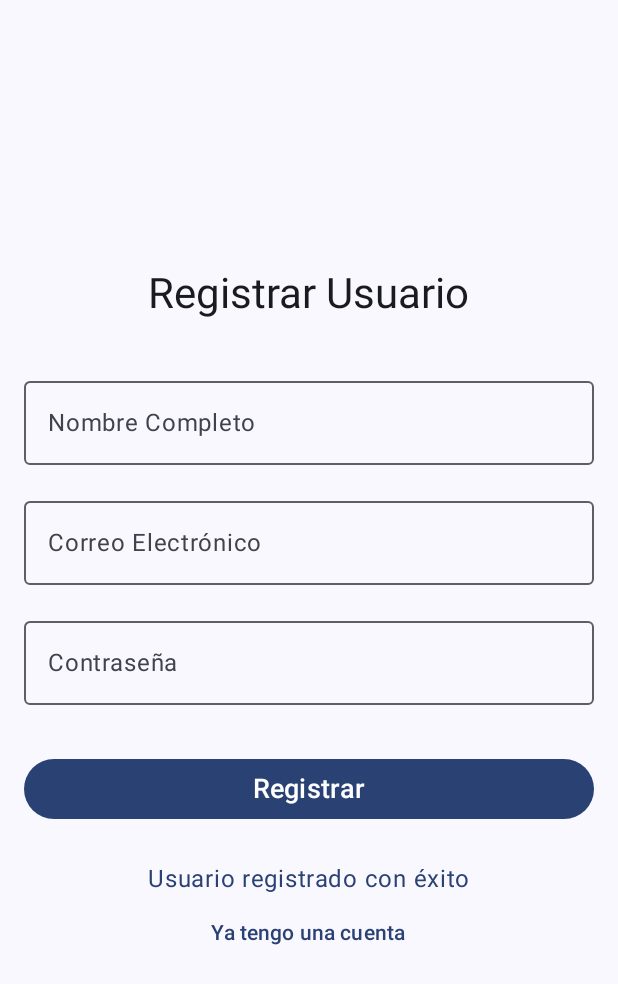
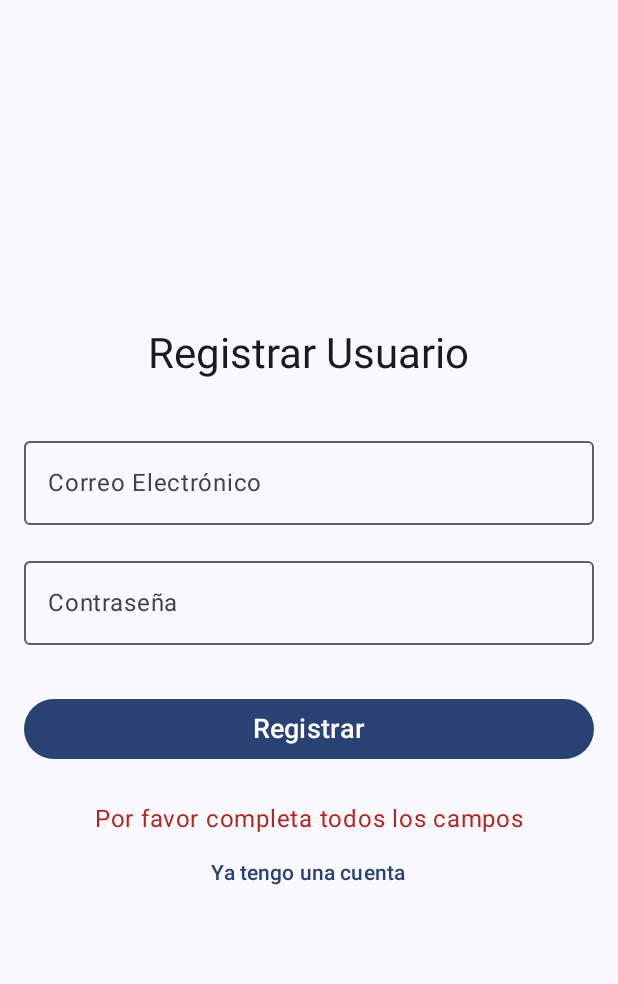
Before and after one commit to afernandezduoc/AccesibilidadAuditiva, an Android app built with Jetpack Compose: the RegisterScreen screen opened through its navigation route, after a tap on "Registrar", on a phone screen of 412 x 824 dp. Shown: the top 984 px of the screen. Run offline under Robolectric (Android 15) with nearby library versions, the phone set to English and light mode, and no system bars; our stand-ins replace Firebase (no records; nobody signed in at launch, a user with empty details on screens opened directly).

```diff
--- a/app/src/main/java/com/example/accesibilidadauditiva/RegisterScreen.kt
+++ b/app/src/main/java/com/example/accesibilidadauditiva/RegisterScreen.kt
@@ -1,26 +1,28 @@
 package com.example.accesibilidadauditiva
 
+import android.widget.Toast
 import androidx.compose.foundation.layout.*
 import androidx.compose.material3.*
 import androidx.compose.runtime.*
 import androidx.compose.ui.Alignment
 import androidx.compose.ui.Modifier
+import androidx.compose.ui.platform.LocalContext
 import androidx.compose.ui.text.input.PasswordVisualTransformation
 import androidx.compose.ui.tooling.preview.Preview
 import androidx.compose.ui.unit.dp
 import androidx.compose.ui.unit.sp
-import com.example.accesibilidadauditiva.Usuario
-import com.example.accesibilidadauditiva.usuariosRegistrados
 import androidx.navigation.NavHostController
 import androidx.navigation.compose.rememberNavController
+import com.google.firebase.auth.FirebaseAuth
 
 @Composable
 fun RegisterScreen(navController: NavHostController) {
-    var nombre by remember { mutableStateOf("") }
     var email by remember { mutableStateOf("") }
     var password by remember { mutableStateOf("") }
     var mensajeError by remember { mutableStateOf<String?>(null) }
     var mensajeExito by remember { mutableStateOf<String?>(null) }
+    val context = LocalContext.current // Contexto para mostrar Toast
+    val auth = FirebaseAuth.getInstance() // Instancia de FirebaseAuth
 
     Column(
         modifier = Modifier
@@ -33,15 +35,6 @@ fun RegisterScreen(navController: NavHostController) {
             text = "Registrar Usuario",
             style = MaterialTheme.typography.headlineMedium,
             modifier = Modifier.padding(bottom = 32.dp)
-        )
-
-        OutlinedTextField(
-            value = nombre,
-            onValueChange = { nombre = it },
-            label = { Text("Nombre Completo") },
-            modifier = Modifier
-                .fillMaxWidth()
-                .padding(bottom = 16.dp)
         )
 
         OutlinedTextField(
@@ -65,18 +58,24 @@ fun RegisterScreen(navController: NavHostController) {
 
         Button(
             onClick = {
-                // Verificar si el correo ya está registrado
-                if (usuariosRegistrados.any { it.email == email }) {
-                    mensajeError = "El correo ya está registrado"
-                    mensajeExito = null
+                if (email.isNotEmpty() && password.isNotEmpty()) {
+                    // Llamada a Firebase para registrar al usuario
+                    auth.createUserWithEmailAndPassword(email, password)
+                        .addOnCompleteListener { task ->
+                            if (task.isSuccessful) {
+                                // Registro exitoso
+                                mensajeExito = "Usuario registrado con éxito"
+                                mensajeError = null
+                                Toast.makeText(context, "Registro exitoso", Toast.LENGTH_SHORT).show()
+                                navController.navigate("login") // Navega a la pantalla de login
+                            } else {
+                                // Error en el registro
+                                mensajeError = "Error en el registro: ${task.exception?.message}"
+                                mensajeExito = null
+                            }
+                        }
                 } else {
-                    // Registrar al nuevo usuario
-                    val nuevoUsuario = Usuario(email, password)
-                    usuariosRegistrados += nuevoUsuario
-                    mensajeError = null
-                    mensajeExito = "Usuario registrado con éxito"
-                    // Navegar de vuelta a la pantalla de login
-                    // navController.navigate("login")
+                    mensajeError = "Por favor completa todos los campos"
                 }
             },
             modifier = Modifier
```
